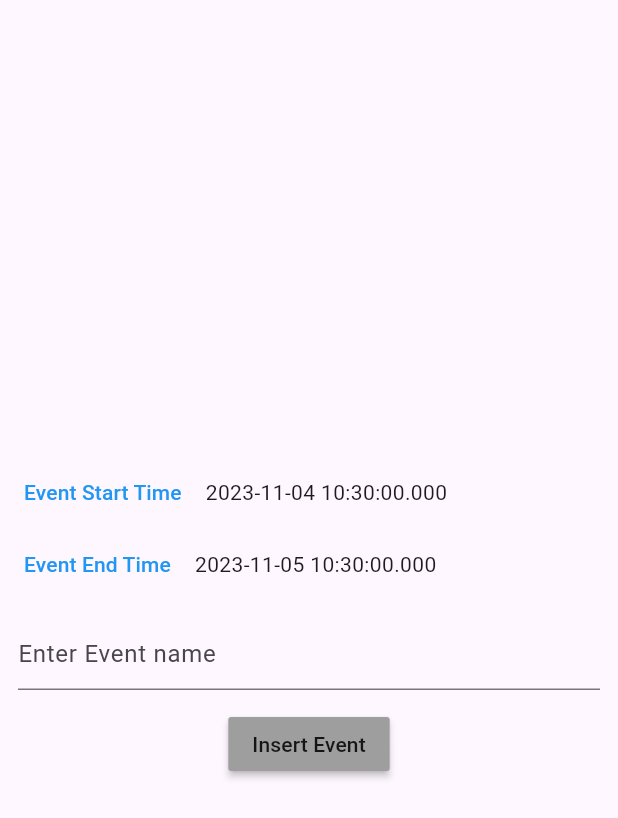
After one commit to Sebastian27007/taller3, a Flutter app: the Home screen opened directly, on a phone screen of 412 x 824 dp. The commit adds this screen. Shown: the top 818 px of the screen. Run offline on Flutter 3.47's test engine with Material 3 defaults, Android fonts, the light colour scheme and no system bars; our stand-ins replace flutter_datetime_picker, googleapis_auth; missing offline and left inert: Calendar, googleapis.

Commit message:
Google calendar api en proceso

```diff
--- /dev/null
+++ b/lib/CalenderClient.dart
@@ -0,0 +1,56 @@
+import 'dart:developer';
+
+import 'package:flutter/material.dart';
+import "package:googleapis_auth/auth_io.dart";
+import 'package:googleapis/calendar/v3.dart';
+import 'package:url_launcher/url_launcher.dart';
+
+class CalendarClient {
+  static const _scopes = const [CalendarApi.CalendarScope];
+
+  insert(title, startTime, endTime) {
+    var _clientID = new ClientId("YOUR_CLIENT_ID", "");
+    clientViaUserConsent(_clientID, _scopes, prompt).then((AuthClient client) {
+      var calendar = CalendarApi(client);
+      calendar.calendarList.list().then((value) => print("VAL________$value"));
+
+      String calendarId = "primary";
+      Event event = Event(); // Create object of event
+
+      event.summary = title;
+
+      EventDateTime start = new EventDateTime();
+      start.dateTime = startTime;
+      start.timeZone = "GMT+05:00";
+      event.start = start;
+
+      EventDateTime end = new EventDateTime();
+      end.timeZone = "GMT+05:00";
+      end.dateTime = endTime;
+      event.end = end;
+      try {
+        calendar.events.insert(event, calendarId).then((value) {
+          print("ADDEDDD_________________${value.status}");
+          if (value.status == "confirmed") {
+            log('Event added in google calendar');
+          } else {
+            log("Unable to add event in google calendar");
+          }
+        });
+      } catch (e) {
+        log('Error creating event $e');
+      }
+    });
+  }
+
+  void prompt(String url) async {
+    print("Please go to the following URL and grant access:");
+    print("  => $url");
+    print("");
+
+    if (await canLaunch(url)) {
+      await launch(url);
+    } else {
+      throw 'Could not launch $url';
+    }
+  }
--- /dev/null
+++ b/lib/Home.dart
@@ -0,0 +1,97 @@
+import 'dart:developer';
+
+import 'package:Calendar/CalenderClient.dart';
+import 'package:flutter/material.dart';
+import 'package:flutter_datetime_picker/flutter_datetime_picker.dart';
+
+class Home extends StatefulWidget {
+  @override
+  _HomeState createState() => _HomeState();
+}
+
+class _HomeState extends State<Home> {
+  CalendarClient calendarClient = CalendarClient();
+  DateTime startTime = DateTime.now();
+  DateTime endTime = DateTime.now().add(Duration(days: 1));
+  TextEditingController _eventName = TextEditingController();
+  @override
+  Widget build(BuildContext context) {
+    return Scaffold(
+      body: _body(context),
+    );
+  }
+
+  _body(BuildContext context) {
+    return Center(
+      child: Column(
+        mainAxisAlignment: MainAxisAlignment.center,
+        children: <Widget>[
+          Row(
+            children: <Widget>[
+              FlatButton(
+                  onPressed: () {
+                    DatePicker.showDateTimePicker(context,
+                        showTitleActions: true,
+                        minTime: DateTime(2019, 3, 5),
+                        maxTime: DateTime(2200, 6, 7), onChanged: (date) {
+                      print('change $date');
+                    }, onConfirm: (date) {
+                      setState(() {
+                        this.startTime = date;
+                      });
+                    }, currentTime: DateTime.now(), locale: LocaleType.en);
+                  },
+                  child: Text(
+                    'Event Start Time',
+                    style: TextStyle(color: Colors.blue),
+                  )),
+              Text('$startTime'),
+            ],
+          ),
+          Row(
+            children: <Widget>[
+              FlatButton(
+                  onPressed: () {
+                    DatePicker.showDateTimePicker(context,
+                        showTitleActions: true,
+                        minTime: DateTime(2019, 3, 5),
+                        maxTime: DateTime(2200, 6, 7), onChanged: (date) {
+                      print('change $date');
+                    }, onConfirm: (date) {
+                      setState(() {
+                        this.endTime = date;
+                      });
+                    }, currentTime: DateTime.now(), locale: LocaleType.en);
+                  },
+                  child: Text(
+                    'Event End Time',
+                    style: TextStyle(color: Colors.blue),
+                  )),
+              Text('$endTime'),
+            ],
+          ),
+          Padding(
+            padding: const EdgeInsets.all(12.0),
+            child: TextField(
+              controller: _eventName,
+              decoration: InputDecoration(hintText: 'Enter Event name'),
+            ),
+          ),
+          RaisedButton(
+              child: Text(
+                'Insert Event',
+              ),
+              color: Colors.grey,
+              onPressed: () {
+                //log('add event pressed');
+                calendarClient.insert(
+                  _eventName.text,
+                  startTime,
+                  endTime,
+                );
+              }),
+        ],
+      ),
+    );
+  }
+}
--- a/lib/main.dart
+++ b/lib/main.dart
@@ -1,6 +1,8 @@
 import 'package:flutter/material.dart';
 import 'package:ti3app/Login_app.dart';
 import 'package:ti3app/ChatPage.dart';
+import 'package:Calendar/Home.dart';
+
 
 void main() {
   runApp(const MyApp());
```
